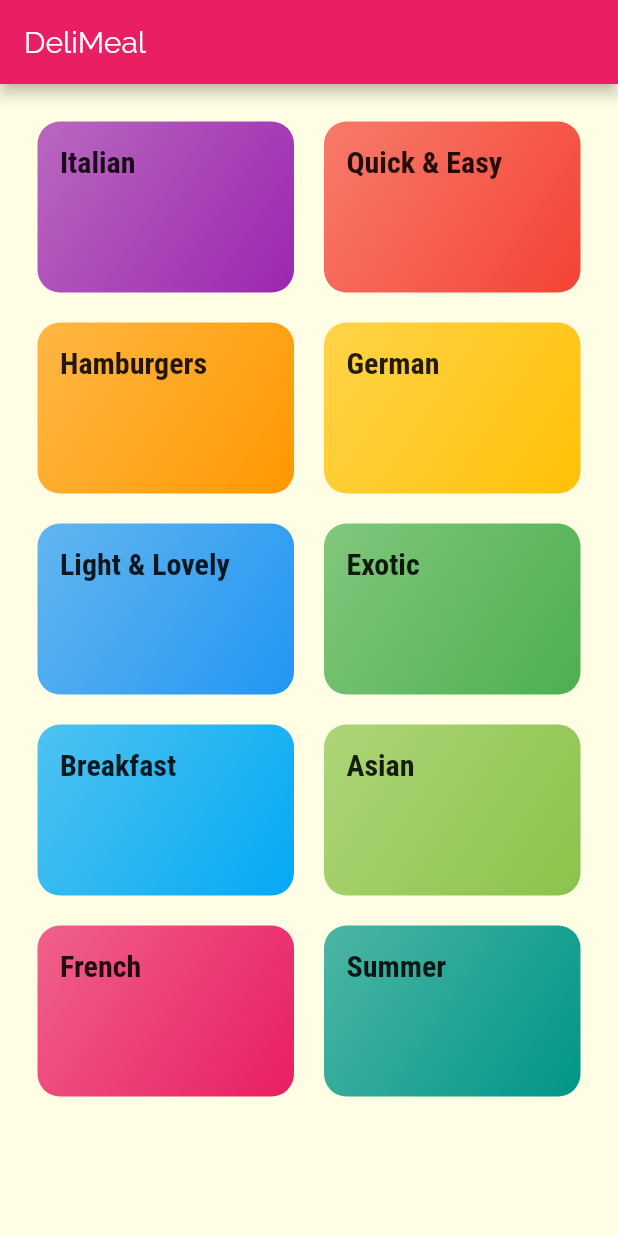
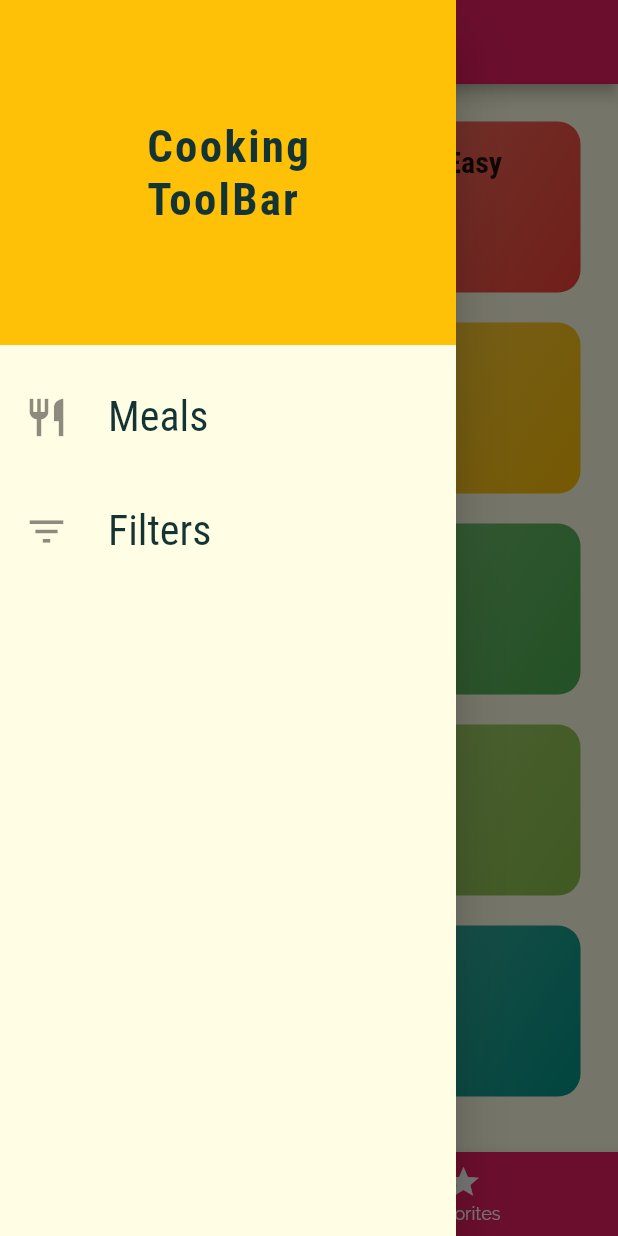
Before and after one commit to ashwin67435/My-Flutter-Stages, a Flutter app: the screen it shows after launch, with the side drawer open (before the commit the screen has no drawer), on a phone screen of 412 x 824 dp. Run offline on Flutter 3.47's test engine with Material 2 defaults, Android fonts, the phone set to English and light mode, and no system bars.

```diff
--- a/mealsapp/lib/main.dart
+++ b/mealsapp/lib/main.dart
@@ -1,48 +1,100 @@
 import 'package:flutter/material.dart';
-import './screens/categories_screen.dart';
+import 'package:mealsapp/data/dummyCategories.dart';
+import './screens/tabs_screen.dart';
 import './screens/category_meals_screen.dart';
 import './screens/meals_detail_screen.dart';
+import './screens/filters_screen.dart';
+import './models/meals.dart';
 
-void main() {
-  runApp(MyApp());
+void main() => runApp(MyApp());
+
+class MyApp extends StatefulWidget {
+  @override
+  _MyAppState createState() => _MyAppState();
 }
 
-class MyApp extends StatelessWidget {
+class _MyAppState extends State<MyApp> {
+  Map<String, bool> _filters = {
+    'gluten': false,
+    'lactose': false,
+    'vegan': false,
+    'vegetarian': false,
+  };
+  List<Meal> _availableMeals = DUMMY_MEALS;
+  List<Meal> _favoriteMeals = [];
+
+  void _setFilters(Map<String, bool> filterData) {
+    setState(() {
+      _filters = filterData;
+
+      _availableMeals = DUMMY_MEALS.where((meal) {
+        if (_filters['gluten'] && !meal.isGlutenFree) {
+          return false;
+        }
+        if (_filters['lactose'] && !meal.isLactoseFree) {
+          return false;
+        }
+        if (_filters['vegan'] && !meal.isVegan) {
+          return false;
+        }
+        if (_filters['vegetarian'] && !meal.isVegetarian) {
+          return false;
+        }
+        return true;
+      }).toList();
+    });
+  }
+
+  void _toggleFavorite(String mealId){
+   final existingIndex = _favoriteMeals.indexWhere((element) => element.id == mealId);
+
+    if(existingIndex>=0){
+      setState(() {
+        _favoriteMeals.removeAt(existingIndex);
+      });
+    }else{
+      setState(() {
+        _favoriteMeals.add(DUMMY_MEALS.firstWhere((element) => element.id==mealId));
+      });
+    }
+
+  }
+
+  bool _isFavorite(String mealId){
+    return _favoriteMeals.any((element) => element.id==mealId);
+  }
 
   @override
   Widget build(BuildContext context) {
     return MaterialApp(
-      title: 'Flutter Demo',
-      debugShowCheckedModeBanner: false,
+      title: 'DeliMeals',
       theme: ThemeData(
         primarySwatch: Colors.pink,
         accentColor: Colors.amber,
         canvasColor: Color.fromRGBO(255, 254, 229, 1),
         fontFamily: 'Raleway',
         textTheme: ThemeData.light().textTheme.copyWith(
-          // ignore: deprecated_member_use
-          body1:TextStyle(
+            body1: TextStyle(
               color: Color.fromRGBO(20, 51, 51, 1),
             ),
-          body2:TextStyle(
+            body2: TextStyle(
               color: Color.fromRGBO(20, 51, 51, 1),
             ),
             title: TextStyle(
               fontSize: 20,
               fontFamily: 'RobotoCondensed',
               fontWeight: FontWeight.bold,
-          ),
-        ),
-        visualDensity: VisualDensity.adaptivePlatformDensity,
+            )),
       ),
       // home: CategoriesScreen(),
-      initialRoute: '/',
+      initialRoute: '/', // default is '/'
       routes: {
-        '/':(ctx) => CategoriesScreen(),
-        CategoryMealsScreen.routePath:(ctx) => CategoryMealsScreen(),
-        MealsDetailScreen.routePath:(ctx) => MealsDetailScreen(),
+        '/': (ctx) => TabsScreen(_favoriteMeals),
+        CategoryMealsScreen.routePath: (ctx) =>
+            CategoryMealsScreen(_availableMeals),
+        MealsDetailScreen.routePath: (ctx) => MealsDetailScreen(_isFavorite,_toggleFavorite),
+        FiltersScreen.routePath: (ctx) => FiltersScreen(_filters, _setFilters),
       },
-
 
     );
   }
--- a/mealsapp/lib/screens/categories_screen.dart
+++ b/mealsapp/lib/screens/categories_screen.dart
@@ -10,11 +10,7 @@ class CategoriesScreen extends StatefulWidget {
 class _CategoriesScreenState extends State<CategoriesScreen> {
   @override
   Widget build(BuildContext context) {
-    return Scaffold(
-      appBar: AppBar(
-        title:const Text('DeliMeal'),
-      ),
-      body: GridView(
+    return GridView(
         padding: EdgeInsets.all(25),
         children: DUMMY_CATEGORIES
             .map((e) => CategoryItem(
@@ -29,7 +25,6 @@ class _CategoriesScreenState extends State<CategoriesScreen> {
           crossAxisSpacing: 20,
           mainAxisSpacing: 20,
         ),
-      ),
-    );
+      );
   }
 }
--- /dev/null
+++ b/mealsapp/lib/screens/tabs_screen.dart
@@ -0,0 +1,72 @@
+import 'package:flutter/material.dart';
+import './favorite_screen.dart';
+import './categories_screen.dart';
+import '../widgets/main_drawer.dart';
+import '../models/meals.dart';
+
+class TabsScreen extends StatefulWidget {
+  final List<Meal> favoriteMeals;
+
+  TabsScreen(this.favoriteMeals);
+
+
+  @override
+  _TabsScreenState createState() => _TabsScreenState();
+}
+
+class _TabsScreenState extends State<TabsScreen> {
+
+  List<Map<String, Object>> screens;
+
+  int _selectedPageIndex = 0;
+
+  @override
+  void initState() {
+    // TODO: implement initState
+    screens = [
+    {
+      'page': CategoriesScreen(),
+      'title': 'Categories',
+    },
+    {
+      'page': FavoriteScreen(widget.favoriteMeals),
+      'title': 'Favorites',
+    },
+  ];
+    super.initState();
+  }
+
+  void _selectPage(int index) {
+    setState(() {
+      _selectedPageIndex = index;
+    });
+  }
+
+  @override
+  Widget build(BuildContext context) {
+    return Scaffold(
+      appBar: AppBar(
+        title: Text(screens[_selectedPageIndex]['title']),
+      ),
+      drawer: MainDrawer(),
+      body: screens[_selectedPageIndex]['page'],
+      bottomNavigationBar: BottomNavigationBar(
+          onTap: _selectPage,
+          currentIndex: _selectedPageIndex,
+          backgroundColor: Theme.of(context).primaryColor,
+          selectedItemColor: Theme.of(context).accentColor,
+          unselectedItemColor: Colors.white,
+          // type: BottomNavigationBarType.fixed,
+          items: [
+            BottomNavigationBarItem(
+              icon: Icon(Icons.category),
+              title: Text('Categories'),
+            ),
+            BottomNavigationBarItem(
+              icon: Icon(Icons.star),
+              title: Text('Favorites'),
+            ),
+          ]),
+    );
+  }
+}
--- /dev/null
+++ b/mealsapp/lib/widgets/main_drawer.dart
@@ -0,0 +1,66 @@
+import 'package:flutter/material.dart';
+import '../screens/filters_screen.dart';
+
+class MainDrawer extends StatelessWidget {
+  Widget buildListTile(String title, IconData icon, Function tapHandler) {
+    return ListTile(
+      title: Text(
+        title,
+        style: TextStyle(
+          fontFamily: 'RobotoCondensed',
+          fontSize: 28,
+        ),
+      ),
+      leading: Icon(
+        icon,
+        size: 30,
+      ),
+      onTap: tapHandler,
+    );
+  }
+
+  @override
+  Widget build(BuildContext context) {
+    return Drawer(
+      child: Column(
+        children: [
+          Container(
+            height: 230,
+            width: double.infinity,
+            color: Theme.of(context).accentColor,
+            alignment: Alignment.center,
+            child: Text(
+              'Cooking\nToolBar',
+              style: TextStyle(
+                fontSize: 30,
+                fontFamily: 'RobotoCondensed',
+                fontWeight: FontWeight.bold,
+                letterSpacing: 1.5,
+              ),
+            ),
+          ),
+          SizedBox(
+            height: 20,
+          ),
+          buildListTile(
+            'Meals',
+            Icons.restaurant,
+            (){
+              Navigator.of(context).pushReplacementNamed('/');
+            }
+          ),
+          SizedBox(
+            height: 20,
+          ),
+          buildListTile(
+            'Filters',
+            Icons.filter_list,
+            (){
+              Navigator.of(context).pushReplacementNamed(FiltersScreen.routePath);
+            }
+          ),
+        ],
+      ),
+    );
+  }
+}
```
Also changed, not shown: mealsapp/lib/alternative/tabbar.txt (added, +22 -0 lines), mealsapp/lib/screens/category_meals_screen.dart (+40 -18 lines), mealsapp/lib/screens/favorite_screen.dart (added, +32 -0 lines), mealsapp/lib/screens/filters_screen.dart (added, +136 -0 lines), mealsapp/lib/screens/meals_detail_screen.dart (+9 -0 lines), mealsapp/lib/widgets/meal_item.dart (+54 -22 lines). Lines whose indentation alone changed are shown as unchanged.
